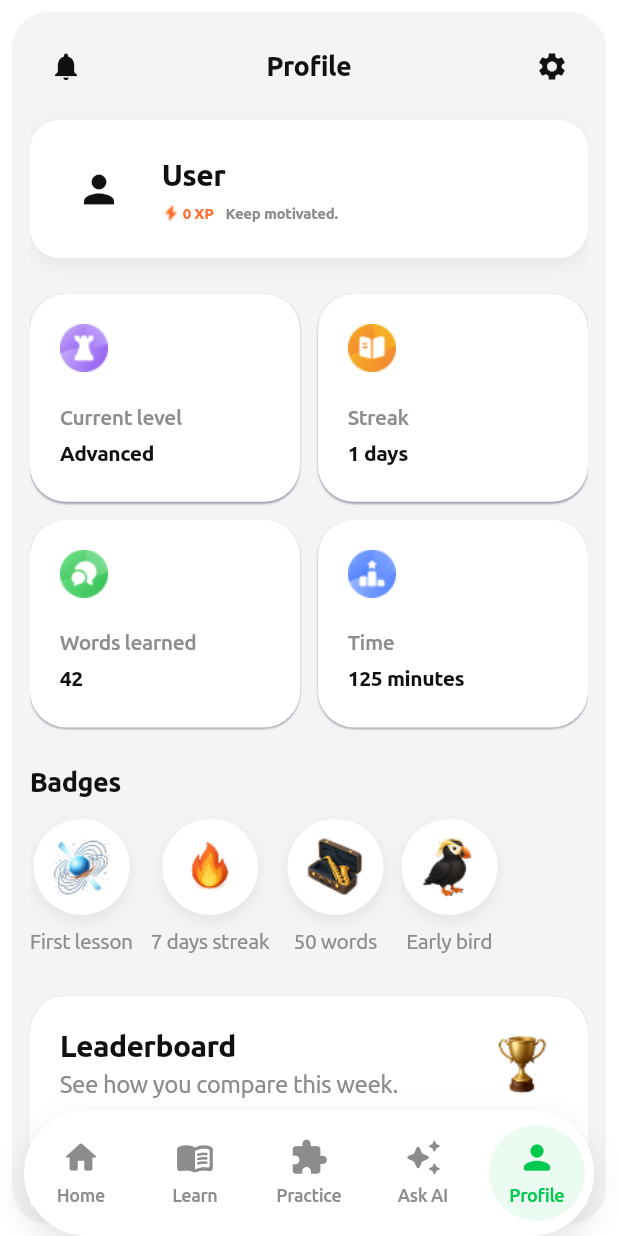
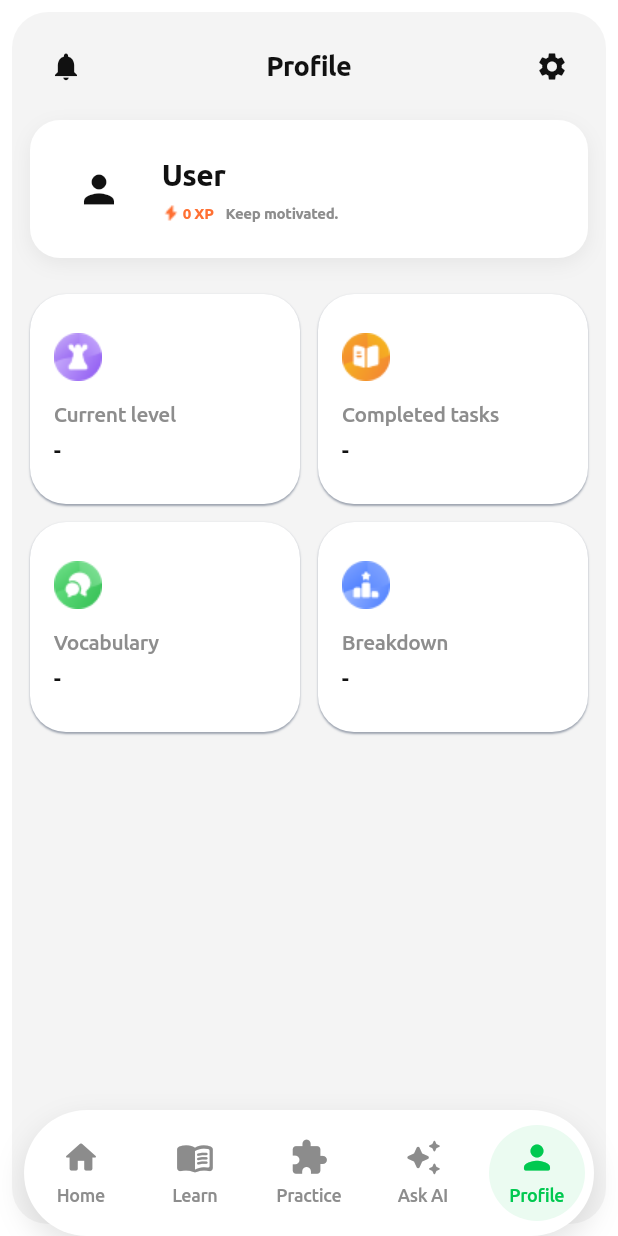
Before and after one commit to Djakh/ustadia_user_app, a Flutter app: the ProfilePage screen opened by its route, on a phone screen of 412 x 824 dp. Run offline on Flutter 3.47's test engine with Material 3 defaults, Android fonts, the phone set to English and light mode, and no system bars; our stand-ins replace audioplayers, cached_network_image, dio, dotted_border, equatable, file_picker and 10 more; missing offline and left inert: record; accounts and stored records are empty; network calls fail; project files that could hold a hidden picture were left out.

Commit message:
Issue #81: profile stats was integrated

```diff
--- a/lib/features/notifications/presentation/bloc/notifications_bloc/notifications_event.dart
+++ b/lib/features/notifications/presentation/bloc/notifications_bloc/notifications_event.dart
@@ -8,7 +8,11 @@ abstract class NotificationsEvent extends Equatable {
 }
 
 class NotificationsRequested extends NotificationsEvent {
-  const NotificationsRequested();
+  final bool showLoading;
+  const NotificationsRequested({this.showLoading = true});
+
+  @override
+  List<Object?> get props => [showLoading];
 }
 
 class NotificationsMarkedAllRead extends NotificationsEvent {
--- a/lib/features/practice/presentation/pages/build_sentence/practice_build_sentence_page.dart
+++ b/lib/features/practice/presentation/pages/build_sentence/practice_build_sentence_page.dart
@@ -8,6 +8,7 @@ import 'package:ustadia_user_app/features/practice/presentation/bloc/practice_se
 import 'package:ustadia_user_app/features/practice/presentation/bloc/practice_sentence_builder_status_bloc/practice_sentence_builder_status_event.dart';
 import 'package:ustadia_user_app/features/practice/presentation/bloc/practice_sentence_builder_status_bloc/practice_sentence_builder_status_state.dart';
 import 'package:ustadia_user_app/features/practice/presentation/widgets/contents/practice_build_sentence_content.dart';
+import 'package:ustadia_user_app/features/profile/data/services/profile_statistics_store.dart';
 import 'package:ustadia_user_app/injection_container.dart';
 
 class PracticeBuildSentencePage extends StatefulWidget {
@@ -20,6 +21,7 @@ class PracticeBuildSentencePage extends StatefulWidget {
 
 class _PracticeBuildSentencePageState extends State<PracticeBuildSentencePage> {
   final PracticeSentenceBuilderStatusBloc statusBloc = sl<PracticeSentenceBuilderStatusBloc>();
+  final ProfileStatisticsStore statisticsStore = sl<ProfileStatisticsStore>();
   bool showResult = false;
 
   /// --- Data ---
@@ -63,6 +65,7 @@ class _PracticeBuildSentencePageState extends State<PracticeBuildSentencePage> {
               .showSnackBar(SnackBar(content: Text(state.errorMessage!)));
         }
         if (state.status.isSuccess) {
+          statisticsStore.refresh();
           setState(() => showResult = true);
         }
       },
--- a/lib/features/practice/presentation/pages/listen_tap_pages/practice_listen_quiz_view.dart
+++ b/lib/features/practice/presentation/pages/listen_tap_pages/practice_listen_quiz_view.dart
@@ -14,6 +14,7 @@ import 'package:ustadia_user_app/features/practice/presentation/bloc/practice_li
 import 'package:ustadia_user_app/features/practice/presentation/bloc/practice_listen_tap_status_bloc/practice_listen_tap_status_event.dart';
 import 'package:ustadia_user_app/features/practice/presentation/bloc/practice_listen_tap_status_bloc/practice_listen_tap_status_state.dart';
 import 'package:ustadia_user_app/features/practice/presentation/widgets/contents/practice_listen_quiz_view_content.dart';
+import 'package:ustadia_user_app/features/profile/data/services/profile_statistics_store.dart';
 import 'package:ustadia_user_app/injection_container.dart';
 
 class PracticeListenQuizView extends StatefulWidget {
@@ -29,6 +30,7 @@ class PracticeListenQuizViewState extends State<PracticeListenQuizView> {
   final AudioPlayer player = AudioPlayer();
   final AudioBloc audioBloc = sl<AudioBloc>();
   final PracticeListenTapStatusBloc statusBloc = sl<PracticeListenTapStatusBloc>();
+  final ProfileStatisticsStore statisticsStore = sl<ProfileStatisticsStore>();
 
   int listeningIndex = 0;
   int correctCount = 0;
@@ -90,6 +92,7 @@ class PracticeListenQuizViewState extends State<PracticeListenQuizView> {
       ScaffoldMessenger.of(context).showSnackBar(SnackBar(content: Text(state.errorMessage!)));
     }
     if (state.status.isSuccess) {
+      statisticsStore.refresh();
       setState(() {
         showResult = true;
       });
--- a/lib/features/practice/presentation/pages/speed_mix/practice_speed_mix_page.dart
+++ b/lib/features/practice/presentation/pages/speed_mix/practice_speed_mix_page.dart
@@ -19,6 +19,8 @@ import 'package:ustadia_user_app/features/practice/presentation/widgets/contents
 import 'package:ustadia_user_app/features/practice/presentation/widgets/contents/practice_vocabulary_content.dart';
 import 'package:ustadia_user_app/features/practice/presentation/widgets/contents/practice_word_match_content.dart';
 import 'package:ustadia_user_app/features/practice/presentation/widgets/cards/practice_word_match_card.dart';
+import 'package:ustadia_user_app/features/profile/data/services/profile_statistics_store.dart';
+import 'package:ustadia_user_app/injection_container.dart';
 import 'package:ustadia_user_app/router.dart';
 
 class PracticeSpeedMixPlayPage extends StatefulWidget {
@@ -31,6 +33,7 @@ class PracticeSpeedMixPlayPage extends StatefulWidget {
 class PracticeSpeedMixPlayPageState extends State<PracticeSpeedMixPlayPage> {
   static const totalSeconds = 120;
   final FlutterTts _tts = FlutterTts();
+  final ProfileStatisticsStore statisticsStore = sl<ProfileStatisticsStore>();
 
   late final List<SpeedMixTaskModel> tasks;
   int secondsLeft = totalSeconds;
@@ -174,6 +177,7 @@ class PracticeSpeedMixPlayPageState extends State<PracticeSpeedMixPlayPage> {
   void _openResultPage() {
     if (_resultOpened || !mounted) return;
     _resultOpened = true;
+    statisticsStore.refresh();
     final stats = PracticeSpeedMixResultStats(
         total: tasks.length,
         completed: completedCount,
--- a/lib/features/practice/presentation/pages/vocabulary/practice_vocabulary_page.dart
+++ b/lib/features/practice/presentation/pages/vocabulary/practice_vocabulary_page.dart
@@ -8,6 +8,8 @@ import 'package:ustadia_user_app/core/widgets/indicators/page_indicator.dart';
 import 'package:ustadia_user_app/features/practice/data/models/vocabulary_question.dart';
 import 'package:ustadia_user_app/features/common/presentation/bloc/next_task_bloc/next_task_bloc.dart';
 import 'package:ustadia_user_app/features/practice/presentation/widgets/contents/practice_vocabulary_content.dart';
+import 'package:ustadia_user_app/features/profile/data/services/profile_statistics_store.dart';
+import 'package:ustadia_user_app/injection_container.dart';
 
 class PracticeVocabularyPage extends StatefulWidget {
   const PracticeVocabularyPage({super.key});
@@ -18,6 +20,7 @@ class PracticeVocabularyPage extends StatefulWidget {
 
 class PracticeVocabularyPageState extends State<PracticeVocabularyPage> {
   int questionIndex = 0;
+  final ProfileStatisticsStore statisticsStore = sl<ProfileStatisticsStore>();
 
   /// --- Data ---
 
@@ -73,6 +76,7 @@ class PracticeVocabularyPageState extends State<PracticeVocabularyPage> {
       }
     });
     context.read<NextTaskBloc>().setCurrentTaskCompleted(false);
+    statisticsStore.refresh();
   }
 
   /// --- Widgets ---
--- a/lib/features/practice/presentation/pages/word_match/practice_word_match_page.dart
+++ b/lib/features/practice/presentation/pages/word_match/practice_word_match_page.dart
@@ -9,6 +9,7 @@ import 'package:ustadia_user_app/features/practice/presentation/bloc/practice_wo
 import 'package:ustadia_user_app/features/practice/presentation/bloc/practice_word_match_status_bloc/practice_word_match_status_state.dart';
 import 'package:ustadia_user_app/features/practice/presentation/widgets/cards/practice_word_match_card.dart';
 import 'package:ustadia_user_app/features/practice/presentation/widgets/contents/practice_word_match_content.dart';
+import 'package:ustadia_user_app/features/profile/data/services/profile_statistics_store.dart';
 import 'package:ustadia_user_app/injection_container.dart';
 
 class PracticeWordMatchPage extends StatefulWidget {
@@ -21,6 +22,7 @@ class PracticeWordMatchPage extends StatefulWidget {
 
 class _PracticeWordMatchPageState extends State<PracticeWordMatchPage> {
   final PracticeWordMatchStatusBloc statusBloc = sl<PracticeWordMatchStatusBloc>();
+  final ProfileStatisticsStore statisticsStore = sl<ProfileStatisticsStore>();
   bool showResult = false;
 
   /// --- Data ---
@@ -67,6 +69,7 @@ class _PracticeWordMatchPageState extends State<PracticeWordMatchPage> {
               .showSnackBar(SnackBar(content: Text(state.errorMessage!)));
         }
         if (state.status.isSuccess) {
+          statisticsStore.refresh();
           setState(() => showResult = true);
         }
       },
--- /dev/null
+++ b/lib/features/profile/data/models/profile_statistics_model.dart
@@ -0,0 +1,48 @@
+class ProfileStatisticsModel {
+  final String level;
+  final int totalCompletedTasks;
+  final int totalVocabulary;
+  final ProfileStatisticsBreakdown breakdown;
+
+  const ProfileStatisticsModel(
+      {required this.level,
+      required this.totalCompletedTasks,
+      required this.totalVocabulary,
+      required this.breakdown});
+
+  factory ProfileStatisticsModel.fromJson(Map<String, dynamic> json) => ProfileStatisticsModel(
+      level: json['level']?.toString() ?? '',
+      totalCompletedTasks: toIntValue(json['totalCompletedTasks']),
+      totalVocabulary: toIntValue(json['totalVocabulary']),
+      breakdown: ProfileStatisticsBreakdown.fromJson(
+          json['breakdown'] is Map<String, dynamic> ? json['breakdown'] : const {}));
+
+  static int toIntValue(dynamic value, {int fallback = 0}) {
+    if (value == null) return fallback;
+    if (value is int) return value;
+    return int.tryParse(value.toString()) ?? fallback;
+  }
+}
+
+class ProfileStatisticsBreakdown {
+  final int practiceCompleted;
+  final int assignmentCompleted;
+  final int lessonCompleted;
+
+  const ProfileStatisticsBreakdown(
+      {required this.practiceCompleted,
+      required this.assignmentCompleted,
+      required this.lessonCompleted});
+
+  factory ProfileStatisticsBreakdown.fromJson(Map<String, dynamic> json) =>
+      ProfileStatisticsBreakdown(
+          practiceCompleted: toIntValue(json['practiceCompleted']),
+          assignmentCompleted: toIntValue(json['assignmentCompleted']),
+          lessonCompleted: toIntValue(json['lessonCompleted']));
+
+  static int toIntValue(dynamic value, {int fallback = 0}) {
+    if (value == null) return fallback;
+    if (value is int) return value;
+    return int.tryParse(value.toString()) ?? fallback;
+  }
+}
--- /dev/null
+++ b/lib/features/profile/data/services/profile_statistics_store.dart
@@ -0,0 +1,21 @@
+import 'package:flutter/material.dart';
+import 'package:ustadia_user_app/features/common/data/datasources/user_remote_data_source.dart';
+import 'package:ustadia_user_app/features/profile/data/models/profile_statistics_model.dart';
+
+class ProfileStatisticsStore {
+  final UserRemoteDataSource userRemoteDataSource;
+  final ValueNotifier<ProfileStatisticsModel?> statistics = ValueNotifier(null);
+  bool isLoading = false;
+
+  ProfileStatisticsStore({required this.userRemoteDataSource});
+
+  Future<void> refresh() async {
+    if (isLoading) return;
+    isLoading = true;
+    try {
+      statistics.value = await userRemoteDataSource.fetchProfileStatistics();
+    } finally {
+      isLoading = false;
+    }
+  }
+}
--- a/lib/features/profile/presentation/pages/profile_page.dart
+++ b/lib/features/profile/presentation/pages/profile_page.dart
@@ -4,26 +4,52 @@ import 'package:ustadia_user_app/assets/constants/images.dart';
 import 'package:ustadia_user_app/assets/themes/style.dart';
 import 'package:ustadia_user_app/core/widgets/cards/primary_background.dart';
 import 'package:ustadia_user_app/features/profile/data/models/profile_badge_model.dart';
+import 'package:ustadia_user_app/features/profile/data/models/profile_statistics_model.dart';
 import 'package:ustadia_user_app/features/profile/data/models/profile_stats_model.dart';
+import 'package:ustadia_user_app/features/profile/data/services/profile_statistics_store.dart';
 import 'package:ustadia_user_app/features/profile/presentation/widgets/cards/badge_item_card.dart';
-import 'package:ustadia_user_app/features/profile/presentation/widgets/cards/leaderboard_card.dart';
 import 'package:ustadia_user_app/features/profile/presentation/widgets/cards/profile_stats_card.dart';
 import 'package:ustadia_user_app/features/profile/presentation/widgets/cards/profile_user_card.dart';
+import 'package:ustadia_user_app/injection_container.dart';
 import 'package:ustadia_user_app/router.dart';
 
-class ProfilePage extends StatelessWidget {
+class ProfilePage extends StatefulWidget {
   const ProfilePage({super.key});
+
+  @override
+  State<ProfilePage> createState() => ProfilePageState();
+}
+
+class ProfilePageState extends State<ProfilePage> {
+  final ProfileStatisticsStore statisticsStore = sl<ProfileStatisticsStore>();
+
+  @override
+  void initState() {
+    super.initState();
+    statisticsStore.refresh();
+  }
 
   /// --- Data ---
 
-  List<ProfileStatsModel> get stats => const [
-        ProfileStatsModel(
-            icon: AppImages.profileLevelCardIcon, title: 'Current level', value: 'Advanced'),
-        ProfileStatsModel(icon: AppImages.profileStreakCardIcon, title: 'Streak', value: '1 days'),
-        ProfileStatsModel(
-            icon: AppImages.profileWordsCardIcon, title: 'Words learned', value: '42'),
-        ProfileStatsModel(icon: AppImages.profileTimeCardIcon, title: 'Time', value: '125 minutes'),
-      ];
+  List<ProfileStatsModel> stats(ProfileStatisticsModel? statistics) {
+    final level = statistics?.level.isNotEmpty == true ? statistics!.level : '-';
+    final totalCompleted = statistics?.totalCompletedTasks.toString() ?? '-';
+    final totalVocabulary = statistics?.totalVocabulary.toString() ?? '-';
+    final breakdown = statistics?.breakdown;
+    final breakdownValue = breakdown == null
+        ? '-'
+        : 'P-${breakdown.practiceCompleted}  A-${breakdown.assignmentCompleted}  L-${breakdown.lessonCompleted}';
+
+    return [
+      ProfileStatsModel(icon: AppImages.profileLevelCardIcon, title: 'Current level', value: level),
+      ProfileStatsModel(
+          icon: AppImages.profileStreakCardIcon, title: 'Completed tasks', value: totalCompleted),
+      ProfileStatsModel(
+          icon: AppImages.profileWordsCardIcon, title: 'Vocabulary', value: totalVocabulary),
+      ProfileStatsModel(
+          icon: AppImages.profileTimeCardIcon, title: 'Breakdown', value: breakdownValue)
+    ];
+  }
 
   List<ProfileBadgeModel> get badges => [
         ProfileBadgeModel(asset: AppImages.profileFirstLessonIcon, label: 'First lesson'),
@@ -46,15 +72,22 @@ class ProfilePage extends StatelessWidget {
         Text('Profile', style: Style.body2w6(context)),
         headerIcon(Icons.settings, Alignment.centerRight, () => context.push(settingsRoute))
       ]));
+  Widget statsWidgetRow(ProfileStatsModel firstStatsModel, ProfileStatsModel secondStatsModel) =>
+      Row(children: [
+        ProfileStatCard(profileStatsModel: firstStatsModel),
+        const SizedBox(width: 12),
+        ProfileStatCard(profileStatsModel: secondStatsModel)
+      ]);
 
-  Widget statsGrid(BuildContext context) => GridView.builder(
-      itemCount: stats.length,
-      padding: EdgeInsets.zero,
-      shrinkWrap: true,
-      physics: const NeverScrollableScrollPhysics(),
-      gridDelegate: const SliverGridDelegateWithFixedCrossAxisCount(
-          crossAxisCount: 2, childAspectRatio:  1.30, crossAxisSpacing: 12, mainAxisSpacing: 12),
-      itemBuilder: (_, i) => ProfileStatCard(profileStatsModel: stats[i]));
+  Widget statsWidgetList(ProfileStatisticsModel? data) => Column(children: [
+        statsWidgetRow(stats(data)[0], stats(data)[1]),
+        const SizedBox(height: 12),
+        statsWidgetRow(stats(data)[2], stats(data)[3])
+      ]);
+
+  Widget statsGrid(BuildContext context) => ValueListenableBuilder<ProfileStatisticsModel?>(
+      valueListenable: statisticsStore.statistics,
+      builder: (context, data, _) => statsWidgetList(data));
 
   Widget get badgesItemList => SizedBox(
         height: 94,
@@ -72,11 +105,11 @@ class ProfilePage extends StatelessWidget {
         const SizedBox(height: 24),
         statsGrid(context),
         const SizedBox(height: 24),
-        Text('Badges', style: Style.body2w7(context)),
-        const SizedBox(height: 12),
-        badgesItemList,
-        const SizedBox(height: 24),
-        const LeaderBoardCard(),
+        // Text('Badges', style: Style.body2w7(context)),
+        //  const SizedBox(height: 12),
+        //  badgesItemList,
+        //   const SizedBox(height: 24),
+        //  const LeaderBoardCard(),
         const SizedBox(height: 74),
       ]);
 
--- a/lib/features/profile/presentation/pages/settings_page.dart
+++ b/lib/features/profile/presentation/pages/settings_page.dart
@@ -38,6 +38,7 @@ class SettingsPage extends StatelessWidget {
         isDestructive: true,
       );
 
+  /// --- Methods ---
   void showLogoutDialog(BuildContext context) {
     showDialog(
       context: context,
@@ -48,7 +49,7 @@ class SettingsPage extends StatelessWidget {
           actionText: 'Yes, Logout',
           onConfirm: () {
             Navigator.of(dialogContext).pop();
-            logout(dialogContext);
+            logout(context);
           }),
     );
   }
@@ -77,6 +78,7 @@ class SettingsPage extends StatelessWidget {
 
   void goToEditAccount(BuildContext context) => context.push(editAccountRoute);
 
+  /// --- Showed Widgets ---
   Future<void> showTeacherPicker(BuildContext context, UserProfileModel userModel) async {
     final didSwap = await showModalBottomSheet<bool>(
       context: context,
@@ -93,6 +95,7 @@ class SettingsPage extends StatelessWidget {
     }
   }
 
+  /// --- Widgets ---
   Widget itemsList(BuildContext context) => BlocBuilder<UserBloc, UserState>(
       builder: (context, state) => state.profile == null
           ? const SizedBox()
--- a/lib/features/profile/presentation/widgets/bottom_sheets/teacher_picker_sheet.dart
+++ b/lib/features/profile/presentation/widgets/bottom_sheets/teacher_picker_sheet.dart
@@ -30,7 +30,7 @@ class _TeacherPickerSheetState extends State<TeacherPickerSheet> {
   bool isLoading = false;
   List<TeacherModel> teachersList = [
     const TeacherModel(
-        id: null,
+        id: "",
         teacherId: null,
         firstName: "System",
         lastName: "lessons",
@@ -48,7 +48,7 @@ class _TeacherPickerSheetState extends State<TeacherPickerSheet> {
 
   /// --- Getters ---
 
-  TeacherModel? get getSelectedTeacher => widget.userModel.currentTeacher;
+  TeacherModel get getSelectedTeacher => widget.userModel.currentTeacher ?? teachersList[0];
 
   /// --- Listeners ---
 
--- a/lib/features/profile/presentation/widgets/cards/profile_stats_card.dart
+++ b/lib/features/profile/presentation/widgets/cards/profile_stats_card.dart
@@ -12,11 +12,12 @@ class ProfileStatCard extends StatelessWidget {
       decoration: const BoxDecoration(color: AppColors.gray100, shape: BoxShape.circle),
       child: Image.asset(profileStatsModel.icon, width: 32, height: 32));
 
-  Widget view(BuildContext context) =>
-      Column(crossAxisAlignment: CrossAxisAlignment.start, children: [
-        const SizedBox(height: 20),
+  Widget view(BuildContext context) => Column(
+          crossAxisAlignment: CrossAxisAlignment.start,
+          mainAxisAlignment: MainAxisAlignment.center,
+          children: [
             image,
-        const SizedBox(height: 20),
+            const SizedBox(height: 12),
             Text(profileStatsModel.title,
                 style: Style.small3w5(context, color: TextColorRole.greyColor)),
             const SizedBox(height: 4),
@@ -24,13 +25,16 @@ class ProfileStatCard extends StatelessWidget {
           ]);
 
   @override
-  Widget build(BuildContext context) => Container(
-      padding: const EdgeInsets.symmetric(horizontal: 20),
+  Widget build(BuildContext context) => Expanded(
+        child: Container(
+            padding: const EdgeInsets.symmetric(horizontal: 16),
+            height: 140,
             decoration: BoxDecoration(
                 color: context.cs.surface,
                 borderRadius: Style.border24,
                 boxShadow: const [
                   BoxShadow(color: AppColors.gray400, blurRadius: 0.4, offset: Offset(0, 1))
                 ]),
-      child: view(context));
+            child: view(context)),
+      );
 }
```
Also changed, not shown: lib/core/services/firebase_messaging_service.dart (+11 -0 lines), lib/features/common/data/datasources/user_remote_data_source.dart (+9 -2 lines), lib/features/common/presentation/bloc/section_question_answer_bloc/section_question_answer_bloc.dart (+7 -1 lines), lib/features/notifications/presentation/bloc/notifications_bloc/notifications_bloc.dart (+8 -1 lines), lib/features/notifications/presentation/pages/notifications_page.dart (+19 -11 lines), lib/injection_container.dart (+7 -2 lines). Lines whose indentation alone changed are shown as unchanged.
